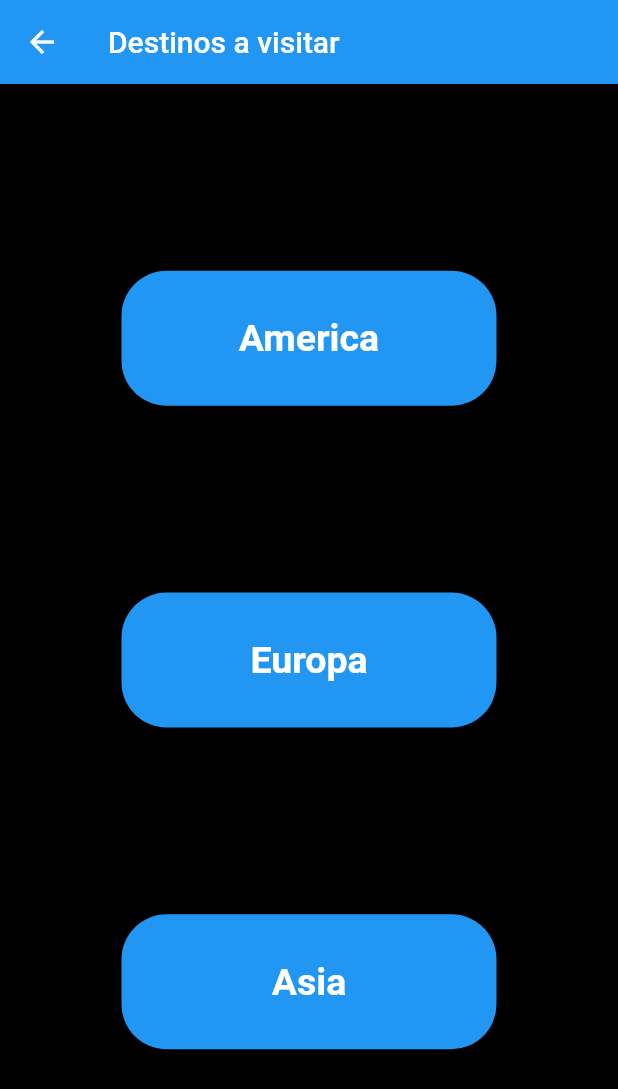
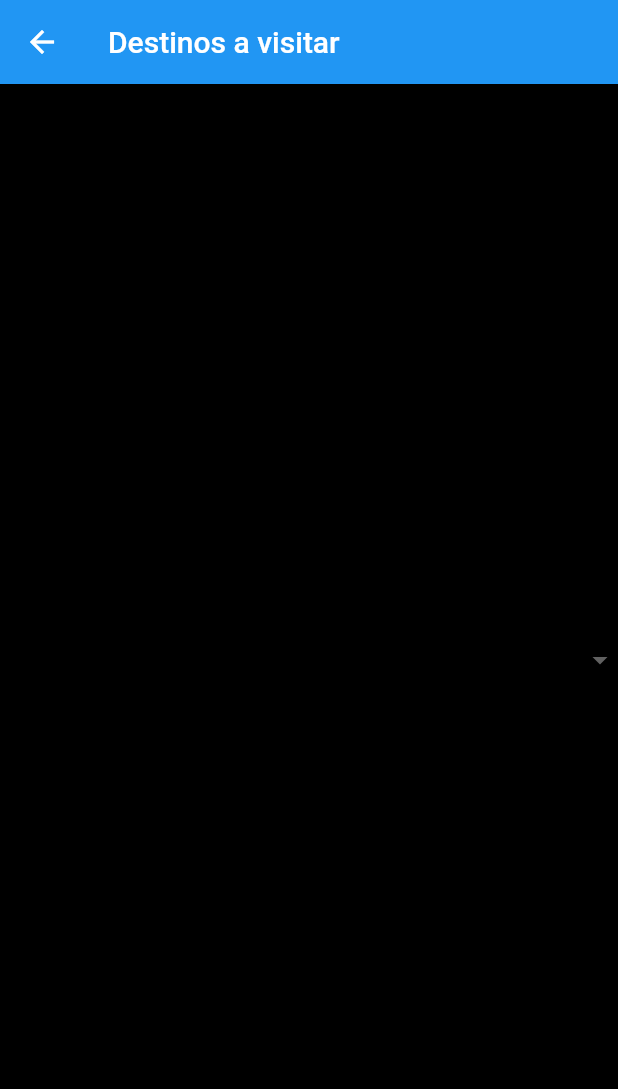
Before and after one commit to MarcosValdez/aplicativo-turismo, a Flutter app: the continente screen opened directly, on a phone screen of 412 x 824 dp. Shown: the top 1089 px of the screen. Run offline on Flutter 3.47's test engine with Material 2 defaults, Android fonts, the phone set to English and light mode, and no system bars; our stand-ins replace carousel_slider, cloud_firestore, firebase_auth, firebase_core, firebase_storage, fluttertoast and 2 more; accounts and stored records are empty.

Commit message:
style: dropdown de continentes

```diff
--- a/lib/routes.dart
+++ b/lib/routes.dart
@@ -1,5 +1,6 @@
 import 'package:aplicativo_turismo/screens/Calendar/calendar.dart';
 import 'package:aplicativo_turismo/screens/Translate/busqueda.dart';
+import 'package:aplicativo_turismo/screens/Turism/continente.dart';
 import 'package:aplicativo_turismo/screens/Turism/lugarTuristico.dart';
 import 'package:aplicativo_turismo/screens/User/login.dart';
 import 'package:aplicativo_turismo/screens/menu.dart';
@@ -17,8 +18,7 @@ class Routes extends StatelessWidget {
       Principal(),
       busqueda(),
       Calendar(),
-      const lugarTuristico(),
-
+      continente(),
     ];
     return myList[index];
   }
--- a/lib/screens/Turism/continente.dart
+++ b/lib/screens/Turism/continente.dart
@@ -15,10 +15,12 @@ class _continenteState extends State<continente> {
       ),
       backgroundColor: Colors.black,
       body: Container(
+
         child: Column(
           mainAxisAlignment: MainAxisAlignment.spaceEvenly,
           children: [
-            Row(
+            _ListaContinentes(),
+/*            Row(
               mainAxisAlignment: MainAxisAlignment.spaceEvenly,
               children: [_boton("America")],
             ),
@@ -33,11 +35,35 @@ class _continenteState extends State<continente> {
               children: [
                 _boton("Asia"),
               ],
-            ),
+            ),*/
           ],
         ),
       ),
     );
+  }
+
+  var _lista=['America', 'Asia', 'Europa', 'Africa', 'Oceania'];
+  var _vista="Seleccionar una opcion";
+  Widget _ListaContinentes(){
+    return  DropdownButtonFormField<String>(
+      value: null,
+      hint: Text(_vista),
+      dropdownColor: Colors.blue, //dropdown background color
+      isExpanded: true, //make true to make width 100%
+      items: _lista.map((String a) {
+        return DropdownMenuItem<String>(
+          value: a,
+          child: Text(a),
+        );
+      }).toList(),
+      onChanged: (value) {
+        setState(() {
+          _vista=value!;
+        });
+      },
+
+    )
+    ;
   }
 
   Widget _boton(String texto) {
@@ -65,4 +91,5 @@ class _continenteState extends State<continente> {
           },
         ));
   }
+
 }
```
